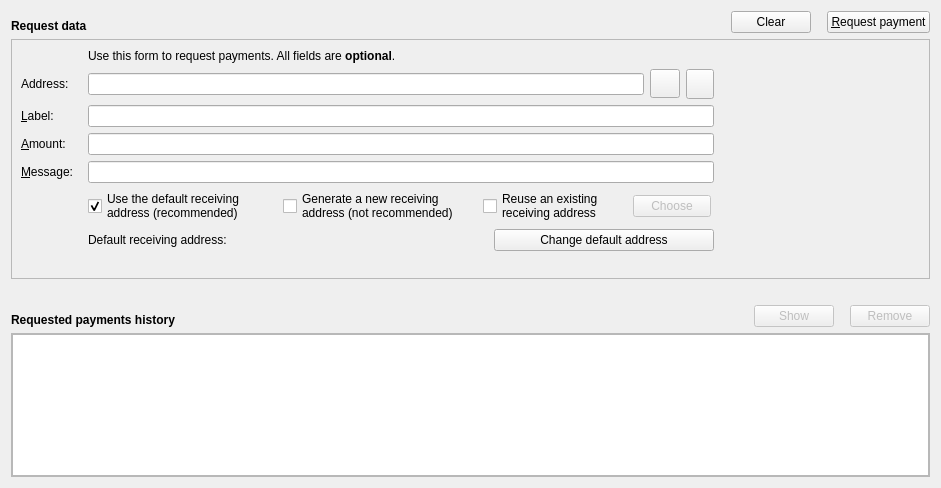
The window that src/qt/forms/receivecoinsdialog.ui (Hydra-Chain/node) describes before a commit, drawn with Qt 5.
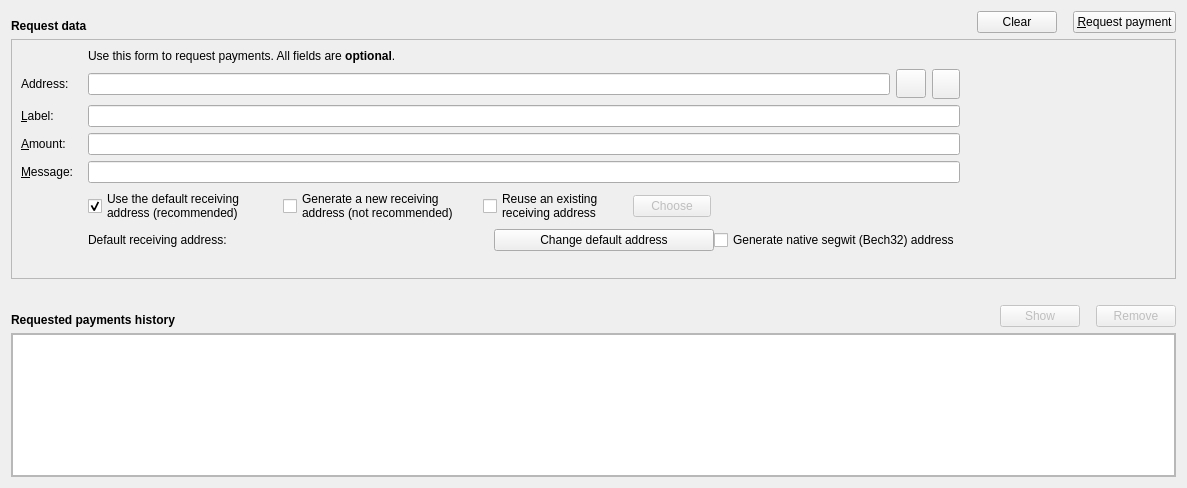
The same window after the commit. Icons and pictures are not drawn. Custom widgets are drawn as their Qt base class.

What changed in the file:
```diff
--- a/src/qt/forms/receivecoinsdialog.ui
+++ b/src/qt/forms/receivecoinsdialog.ui
@@ -325,6 +325,31 @@
             </property>
            </widget>
           </item>
+	  <item>
+           <widget class="QCheckBox" name="useBech32">
+            <property name="sizePolicy">
+             <sizepolicy hsizetype="Fixed" vsizetype="Fixed">
+              <horstretch>0</horstretch>
+              <verstretch>0</verstretch>
+             </sizepolicy>
+            </property>
+            <property name="maximumSize">
+             <size>
+              <width>1000</width>
+              <height>16777215</height>
+             </size>
+            </property>
+            <property name="focusPolicy">
+             <enum>Qt::StrongFocus</enum>
+            </property>
+            <property name="toolTip">
+             <string>Native segwit addresses (aka Bech32 or BIP-173) reduce your transaction fees later on and offer better protection against typos, but old wallets don't support them. When unchecked, an address compatible with older wallets will be created instead.</string>
+            </property>
+            <property name="text">
+             <string>Generate native segwit (Bech32) address</string>
+            </property>
+           </widget>
+          </item>
           <item>
            <spacer name="horizontalSpacer_2">
             <property name="orientation">
```
